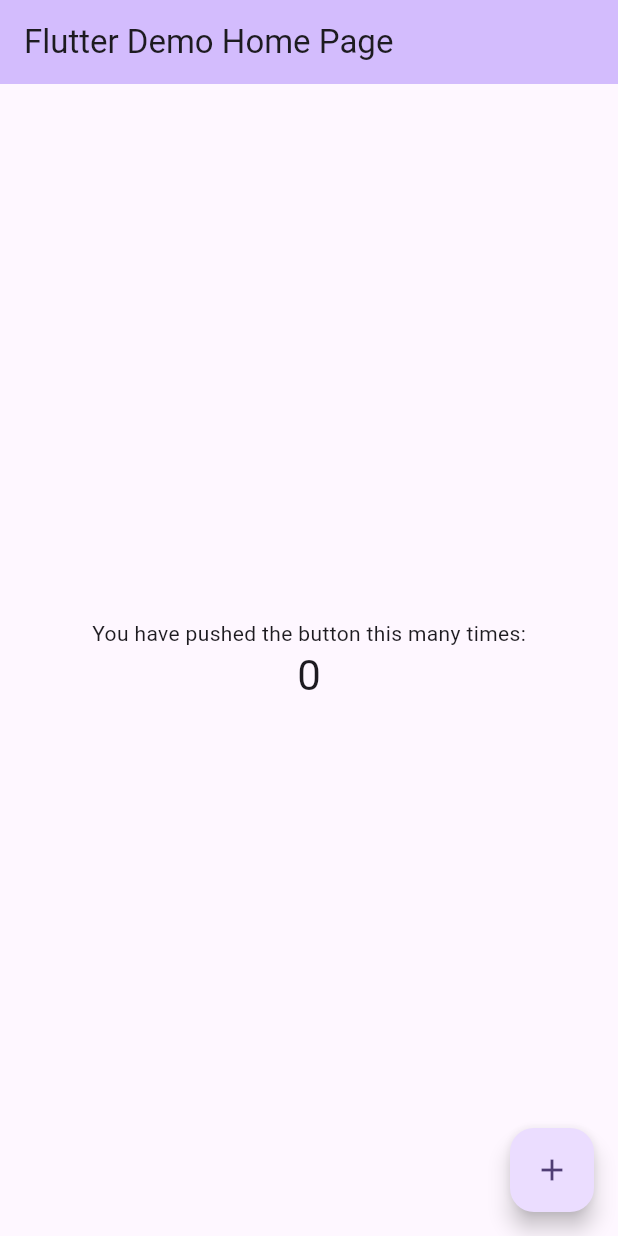
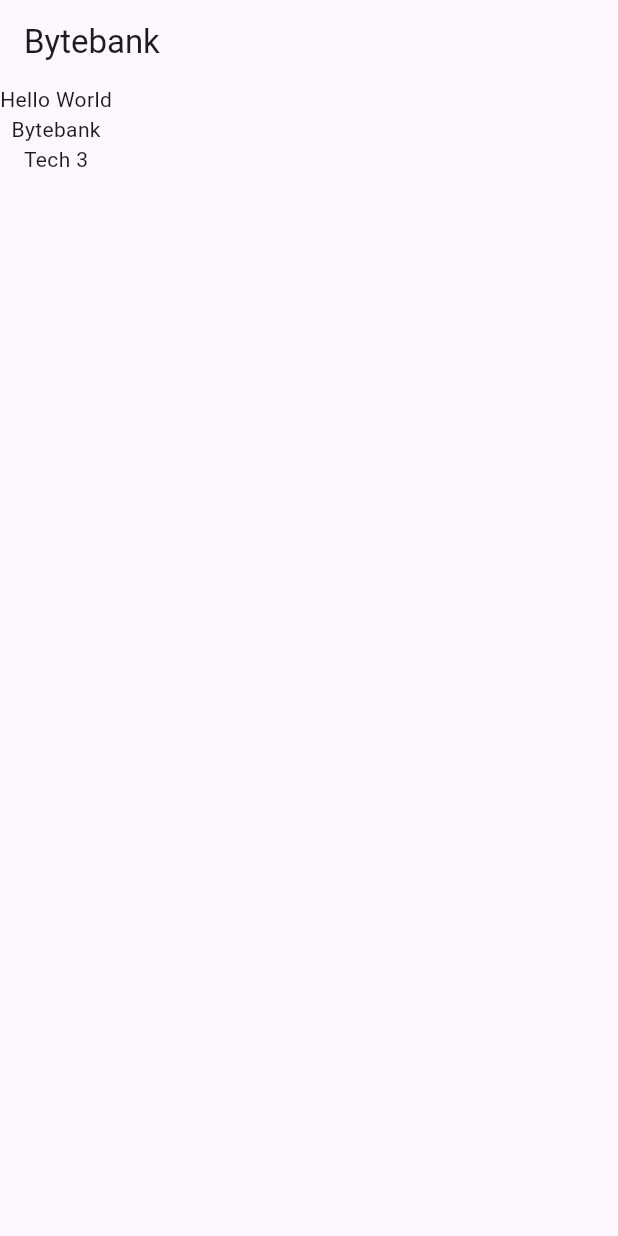
Before and after one commit to Walteann/bytebank-flutter, a Flutter app: the screen it shows after launch, on a phone screen of 412 x 824 dp. Run offline on Flutter 3.47's test engine with Material 3 defaults, Android fonts, the phone set to English and light mode, and no system bars.

Commit message:
feat: estrutura de pastas

```diff
--- a/lib/main.dart
+++ b/lib/main.dart
@@ -1,122 +1,24 @@
 import 'package:flutter/material.dart';
 
 void main() {
-  runApp(const MyApp());
+  runApp(Home());
 }
 
-class MyApp extends StatelessWidget {
-  const MyApp({super.key});
+class Home extends StatelessWidget {
+  const Home({super.key});
 
   // This widget is the root of your application.
   @override
   Widget build(BuildContext context) {
     return MaterialApp(
       title: 'Flutter Demo',
-      theme: ThemeData(
-        // This is the theme of your application.
-        //
-        // TRY THIS: Try running your application with "flutter run". You'll see
-        // the application has a purple toolbar. Then, without quitting the app,
-        // try changing the seedColor in the colorScheme below to Colors.green
-        // and then invoke "hot reload" (save your changes or press the "hot
-        // reload" button in a Flutter-supported IDE, or press "r" if you used
-        // the command line to start the app).
-        //
-        // Notice that the counter didn't reset back to zero; the application
-        // state is not lost during the reload. To reset the state, use hot
-        // restart instead.
-        //
-        // This works for code too, not just values: Most code changes can be
-        // tested with just a hot reload.
-        colorScheme: ColorScheme.fromSeed(seedColor: Colors.deepPurple),
+
+      home: Scaffold(
+        appBar: AppBar(title: Text('Bytebank')),
+        body: Column(
+          children: [Text('Hello World'), Text('Bytebank'), Text('Tech 3')],
+        ),
       ),
-      home: const MyHomePage(title: 'Flutter Demo Home Page'),
     );
   }
 }
-
-class MyHomePage extends StatefulWidget {
-  const MyHomePage({super.key, required this.title});
-
-  // This widget is the home page of your application. It is stateful, meaning
-  // that it has a State object (defined below) that contains fields that affect
-  // how it looks.
-
-  // This class is the configuration for the state. It holds the values (in this
-  // case the title) provided by the parent (in this case the App widget) and
-  // used by the build method of the State. Fields in a Widget subclass are
-  // always marked "final".
-
-  final String title;
-
-  @override
-  State<MyHomePage> createState() => _MyHomePageState();
-}
-
-class _MyHomePageState extends State<MyHomePage> {
-  int _counter = 0;
-
-  void _incrementCounter() {
-    setState(() {
-      // This call to setState tells the Flutter framework that something has
-      // changed in this State, which causes it to rerun the build method below
-      // so that the display can reflect the updated values. If we changed
-      // _counter without calling setState(), then the build method would not be
-      // called again, and so nothing would appear to happen.
-      _counter++;
-    });
-  }
-
-  @override
-  Widget build(BuildContext context) {
-    // This method is rerun every time setState is called, for instance as done
-    // by the _incrementCounter method above.
-    //
-    // The Flutter framework has been optimized to make rerunning build methods
-    // fast, so that you can just rebuild anything that needs updating rather
-    // than having to individually change instances of widgets.
-    return Scaffold(
-      appBar: AppBar(
-        // TRY THIS: Try changing the color here to a specific color (to
-        // Colors.amber, perhaps?) and trigger a hot reload to see the AppBar
-        // change color while the other colors stay the same.
-        backgroundColor: Theme.of(context).colorScheme.inversePrimary,
-        // Here we take the value from the MyHomePage object that was created by
-        // the App.build method, and use it to set our appbar title.
-        title: Text(widget.title),
-      ),
-      body: Center(
-        // Center is a layout widget. It takes a single child and positions it
-        // in the middle of the parent.
-        child: Column(
-          // Column is also a layout widget. It takes a list of children and
-          // arranges them vertically. By default, it sizes itself to fit its
-          // children horizontally, and tries to be as tall as its parent.
-          //
-          // Column has various properties to control how it sizes itself and
-          // how it positions its children. Here we use mainAxisAlignment to
-          // center the children vertically; the main axis here is the vertical
-          // axis because Columns are vertical (the cross axis would be
-          // horizontal).
-          //
-          // TRY THIS: Invoke "debug painting" (choose the "Toggle Debug Paint"
-          // action in the IDE, or press "p" in the console), to see the
-          // wireframe for each widget.
-          mainAxisAlignment: MainAxisAlignment.center,
-          children: <Widget>[
-            const Text('You have pushed the button this many times:'),
-            Text(
-              '$_counter',
-              style: Theme.of(context).textTheme.headlineMedium,
-            ),
-          ],
-        ),
-      ),
-      floatingActionButton: FloatingActionButton(
-        onPressed: _incrementCounter,
-        tooltip: 'Increment',
-        child: const Icon(Icons.add),
-      ), // This trailing comma makes auto-formatting nicer for build methods.
-    );
-  }
-}
--- /dev/null
+++ b/lib/ui/themes/app-colors.dart
@@ -0,0 +1,11 @@
+import 'package:flutter/material.dart';
+
+class AppColors {
+  static const Color primaryColor = Color(0xFF6200EE); // Exemplo de cor principal
+  static const Color secondaryColor = Color(0xFF03DAC5); // Exemplo de cor secundária
+  static const Color backgroundColor = Color(0xFFF5F5F5); // Cor de fundo
+  static const Color textColor = Color(0xFF000000); // Cor do texto
+  static const Color accentColor = Color(0xFFFF5722); // Cor de destaque
+
+  // Adicione mais cores conforme necessário
+}
```
Also changed, not shown: lib/ui/screens/home.dart (added).
